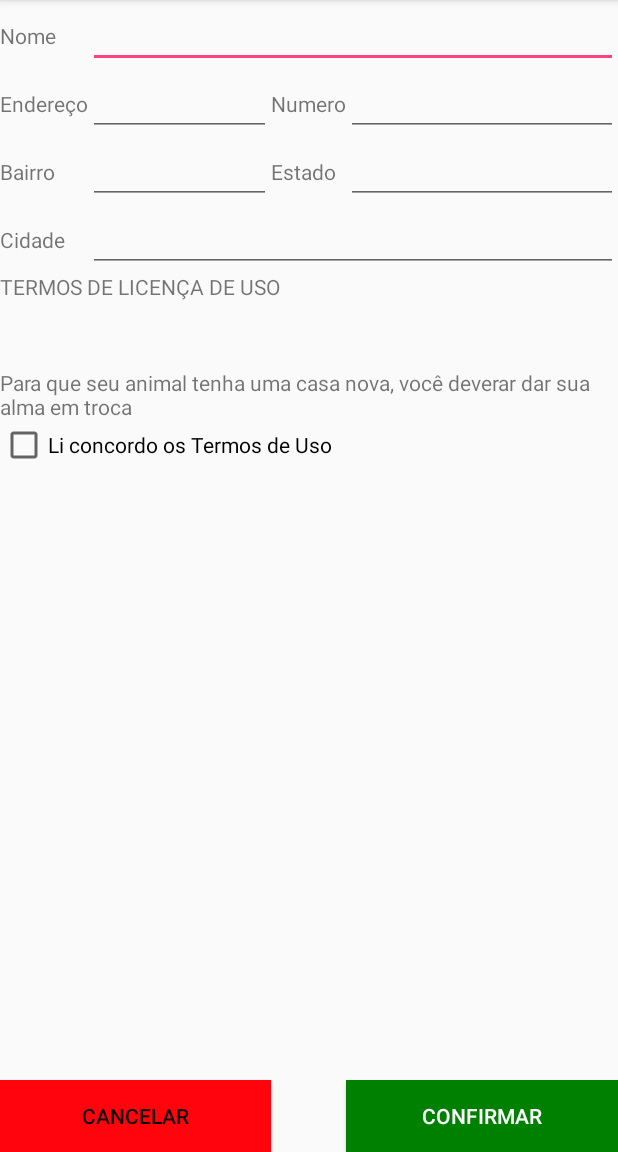
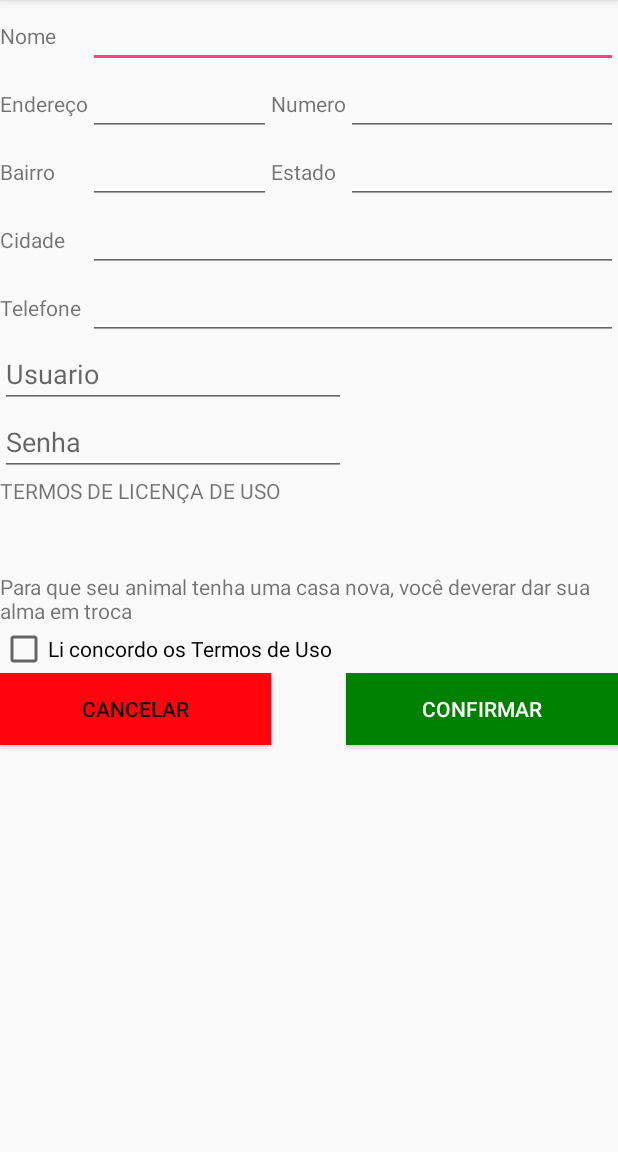
Before and after one commit to guilhermebreed/AdoteUmPet, an Android app: the PessoaCadastroEditarActivity screen opened directly, with no data from a screen before it, on a phone screen of 412 x 824 dp, the part 84-1236 px from its top. Run offline under Robolectric (Android 15) with nearby library versions, the phone set to English and light mode, and no system bars.

Commit message:
*Normalização de codigos **Todas as tabelas. *Inclusão **IPessoaApi.class **PessoaApi.class

```diff
--- a/app/src/main/java/com/example/italo/adoteumpet/ui/PessoaCadastroEditarActivity.java
+++ /dev/null
@@ -1,39 +0,0 @@
-package com.example.italo.adoteumpet.ui;
-
-import android.support.v7.app.AppCompatActivity;
-import android.os.Bundle;
-import android.widget.Button;
-import android.widget.EditText;
-
-import com.example.italo.adoteumpet.R;
-
-//Comentário inútil
-public class PessoaCadastroEditarActivity extends AppCompatActivity {
-
-    private EditText nomePessoa;
-    private  EditText endereco;
-    private EditText numero;
-    private EditText bairro;
-    private EditText estado;
-    private EditText cidade;
-    private Button confirmar;
-    private  Button cancelar;
-
-    @Override
-    protected void onCreate(Bundle savedInstanceState) {
-        super.onCreate(savedInstanceState);
-        setContentView(R.layout.activity_pessoa_cadastrar_editar);
-
-        nomePessoa = (EditText) findViewById(R.id.pessoa_cadastrarEditar);
-        endereco = (EditText) findViewById(R.id.cad_pessoa_endereco);
-        numero = (EditText) findViewById(R.id.cad_pessoa_endereco_numero);
-        bairro = (EditText) findViewById(R.id.cad_pessoa_bairro);
-        estado = (EditText) findViewById(R.id.cad_pessoa_estado);
-        cidade = (EditText) findViewById(R.id.cad_pessoa_cidade);
-
-        confirmar = (Button) findViewById(R.id.btnCadastrar);
-        cancelar = (Button) findViewById(R.id.btnCancelar);
-    }
-
-
-}
--- a/app/src/main/java/com/example/italo/adoteumpet/ui/ControladorAnimal.java
+++ b/app/src/main/java/com/example/italo/adoteumpet/ui/controller/ControladorAnimal.java
@@ -1,10 +1,10 @@
-package com.example.italo.adoteumpet.ui;
+package com.example.italo.adoteumpet.ui.controller;
 
 import android.util.Log;
-import android.widget.Adapter;
 
-import com.example.italo.adoteumpet.data.model.Animal;
 import com.example.italo.adoteumpet.data.model.AnimalApi;
+import com.example.italo.adoteumpet.ui.view.MainActivity;
+import com.example.italo.adoteumpet.ui.interfaces.api.IAnimalApi;
 
 import java.util.ArrayList;
 import java.util.List;
--- /dev/null
+++ b/app/src/main/java/com/example/italo/adoteumpet/ui/interfaces/api/ApiConection.java
@@ -0,0 +1,9 @@
+package com.example.italo.adoteumpet.ui.interfaces.api;
+
+/**
+ * Created by Italo on 20/11/2016.
+ */
+
+public abstract interface ApiConection {
+    final String API_LOCATION = "http://35.163.80.15:3000/api/";
+}
--- /dev/null
+++ b/app/src/main/java/com/example/italo/adoteumpet/ui/interfaces/api/IPessoaApi.java
@@ -0,0 +1,29 @@
+package com.example.italo.adoteumpet.ui.interfaces.api;
+
+import com.example.italo.adoteumpet.data.model.AnimalApi;
+import com.example.italo.adoteumpet.data.model.PessoaApi;
+
+import java.util.List;
+
+import retrofit2.Call;
+import retrofit2.http.Body;
+import retrofit2.http.DELETE;
+import retrofit2.http.GET;
+import retrofit2.http.POST;
+import retrofit2.http.Path;
+
+/**
+ * Created by Italo on 20/11/2016.
+ */
+
+public interface IPessoaApi extends ApiConection{
+    @GET("Pessoa")
+    Call<List<PessoaApi>> getPessoa();
+
+    @POST("Pessoa")
+    Call<PessoaApi> postPessoa(@Body PessoaApi pessoaApi); //@Body: Todos os parâmetro da Pessoa
+
+    @DELETE("Pessoa/{id}")
+    Call<PessoaApi> deletePessoa(@Path("id") String id);
+
+}
--- a/app/src/main/java/com/example/italo/adoteumpet/ui/AnimalEditarActivity.java
+++ b/app/src/main/java/com/example/italo/adoteumpet/ui/view/AnimalEditarActivity.java
@@ -1,4 +1,4 @@
-package com.example.italo.adoteumpet.ui;
+package com.example.italo.adoteumpet.ui.view;
 
 import android.content.ActivityNotFoundException;
 import android.content.Intent;
@@ -11,8 +11,9 @@ import android.widget.Button;
 import android.widget.EditText;
 
 import com.example.italo.adoteumpet.R;
-import com.example.italo.adoteumpet.data.model.Animal;
 import com.example.italo.adoteumpet.data.model.AnimalApi;
+import com.example.italo.adoteumpet.ui.controller.ControladorAnimal;
+import com.example.italo.adoteumpet.ui.interfaces.api.IAnimalApi;
 
 import retrofit2.Call;
 import retrofit2.Callback;
--- /dev/null
+++ b/app/src/main/java/com/example/italo/adoteumpet/ui/view/PessoaCadastroEditarActivity.java
@@ -0,0 +1,128 @@
+package com.example.italo.adoteumpet.ui.view;
+
+import android.content.Intent;
+import android.support.v7.app.AppCompatActivity;
+import android.os.Bundle;
+import android.util.Log;
+import android.view.View;
+import android.widget.Button;
+import android.widget.EditText;
+import android.widget.Toast;
+
+import com.example.italo.adoteumpet.R;
+import com.example.italo.adoteumpet.data.model.PessoaApi;
+import com.example.italo.adoteumpet.ui.interfaces.api.IPessoaApi;
+
+import java.text.NumberFormat;
+
+import retrofit2.Call;
+import retrofit2.Callback;
+import retrofit2.Response;
+import retrofit2.Retrofit;
+import retrofit2.converter.gson.GsonConverterFactory;
+
+//Comentário inútil
+public class PessoaCadastroEditarActivity extends AppCompatActivity {
+
+    private EditText txtNomePessoa;
+    private EditText txtEndereco;
+    private EditText txtNumero;
+    private EditText txtBairro;
+    private EditText txtEstado;
+    private EditText txtCidade;
+    private EditText txtContato;
+    private EditText txtUsuario;
+    private EditText txtSenha;
+
+    private Button btnConfirmar;
+    private  Button btnCancelar;
+
+    @Override
+    protected void onCreate(Bundle savedInstanceState) {
+        super.onCreate(savedInstanceState);
+        setContentView(R.layout.activity_pessoa_cadastrar_editar);
+
+        txtNomePessoa = (EditText) findViewById(R.id.pessoa_cadastrarEditar);
+        txtEndereco = (EditText) findViewById(R.id.cad_pessoa_endereco);
+        txtNumero = (EditText) findViewById(R.id.cad_pessoa_endereco_numero);
+        txtBairro = (EditText) findViewById(R.id.cad_pessoa_bairro);
+        txtEstado = (EditText) findViewById(R.id.cad_pessoa_estado);
+        txtCidade = (EditText) findViewById(R.id.cad_pessoa_cidade);
+        txtContato = (EditText) findViewById(R.id.cad_pessoa_contato);
+        txtUsuario = (EditText) findViewById(R.id.cad_pessoa_usuario);
+        txtSenha = (EditText) findViewById(R.id.cad_pessoa_senha);
+
+        btnConfirmar = (Button) findViewById(R.id.btnCadastrar);
+        btnCancelar = (Button) findViewById(R.id.btnCancelar);
+
+        btnConfirmar.setOnClickListener(new View.OnClickListener(){
+            @Override
+            public void onClick(View v){
+                //Rest Adapte
+                if(montarEndereco() != null && verificarTelefone()) {
+                    Retrofit retrofit = new Retrofit.Builder()
+                            .baseUrl(IPessoaApi.API_LOCATION)
+                            .addConverterFactory(GsonConverterFactory.create())
+                            .build();
+
+                    IPessoaApi service = retrofit.create(IPessoaApi.class);
+
+                    PessoaApi pessoa = new PessoaApi();
+                    pessoa.setNomePessoa(txtNomePessoa.getText().toString());
+                    pessoa.setEndereco(montarEndereco());
+                    pessoa.setContato(txtContato.getText().toString());
+                    //falta usuário e senha depois eu arrumo
+                    pessoa.setUsuario(txtUsuario.getText().toString());
+                    pessoa.setSenha(txtSenha.getText().toString());
+
+                    Call<PessoaApi> pessoaPost = service.postPessoa(pessoa);
+                    pessoaPost.enqueue(new Callback<PessoaApi>() {
+                        @Override
+                        public void onResponse(Call<PessoaApi> call, Response<PessoaApi> response) {
+                            int statusCode = response.code();
+
+                            PessoaApi pessoaApi = response.body();
+                            Log.d("Salvar Pessoa", "pessoa salvo" + statusCode);
+
+                            Intent in = new Intent();
+                            setResult(1, in);//Here I am Setting the Requestcode 1, you can put according to your requirement
+                            finish();
+                        }
+
+                        @Override
+                        public void onFailure(Call<PessoaApi> call, Throwable t) {
+                            Log.d("Salvar Pessoa", "Erro: " + t.getMessage());
+                        }
+                    });
+                }else{
+                }
+            }
+        });
+    }
+
+    private String montarEndereco(){
+        String enderecoMontado = null;
+
+        try {
+            enderecoMontado = txtEndereco.getText().toString() + ", " + txtNumero.getText().toString();
+        }catch (NumberFormatException nbex){
+            Toast.makeText(this,"Digite um valor numerico no campo Numero",Toast.LENGTH_SHORT);
+        }catch (Exception ex){
+            Toast.makeText(this,"Erro: "+ex.getMessage(),Toast.LENGTH_SHORT);
+        }
+        return enderecoMontado;
+    }
+
+    private boolean verificarTelefone(){
+        try{
+            Long.valueOf(txtContato.getText().toString().trim());
+        }catch(NumberFormatException nbex){
+            Toast.makeText(this,"Em contato digite apenas numeros sem espaços",Toast.LENGTH_SHORT);
+            return false;
+        }catch(Exception ex){
+            Toast.makeText(this,"Erro: "+ex.getMessage(),Toast.LENGTH_SHORT);
+            return false;
+        }
+        return true;
+    }
+}
--- a/app/src/main/res/layout/activity_animal.xml
+++ b/app/src/main/res/layout/activity_animal.xml
@@ -8,6 +8,6 @@
     android:paddingLeft="@dimen/activity_horizontal_margin"
     android:paddingRight="@dimen/activity_horizontal_margin"
     android:paddingTop="@dimen/activity_vertical_margin"
-    tools:context="com.example.italo.adoteumpet.ui.AnimalActivity">
+    tools:context="com.example.italo.adoteumpet.ui.view.AnimalActivity">
 
 </RelativeLayout>
--- a/app/src/main/res/layout/activity_pessoa_cadastrar_editar.xml
+++ b/app/src/main/res/layout/activity_pessoa_cadastrar_editar.xml
@@ -4,7 +4,7 @@
     android:layout_width="fill_parent"
     android:layout_height="fill_parent"
     android:columnCount="4"
-    android:rowCount="8">
+    android:rowCount="10">
         <TextView
             android:layout_width="wrap_content"
             android:layout_height="wrap_content"
@@ -95,6 +95,45 @@
             android:layout_row="3"
             android:layout_columnSpan="3"
             android:layout_columnWeight="1"/>
+        <TextView
+            android:layout_width="wrap_content"
+            android:layout_height="wrap_content"
+            android:text="Telefone"
+            android:layout_column="0"
+            android:layout_row="4"
+            />
+        <EditText
+            android:id="@+id/cad_pessoa_contato"
+            android:layout_width="wrap_content"
+            android:layout_height="wrap_content"
+            android:layout_column="1"
+            android:layout_row="4"
+            android:layout_columnSpan="3"
+            android:layout_columnWeight="1"/>
+
+        <EditText
+            android:id="@+id/cad_pessoa_usuario"
+            android:layout_width="wrap_content"
+            android:layout_height="wrap_content"
+            android:layout_column="0"
+            android:layout_row="5"
+            android:layout_columnSpan="3"
+            android:layout_columnWeight="1"
+            android:inputType="text"
+            android:hint="Usuario"
+            android:maxLines="1" />
+
+        <EditText
+            android:id="@+id/cad_pessoa_senha"
+            android:layout_width="wrap_content"
+            android:layout_height="wrap_content"
+            android:layout_column="0"
+            android:layout_row="6"
+            android:layout_columnSpan="3"
+            android:layout_columnWeight="1"
+            android:inputType="textPassword"
+            android:hint="Senha"
+            android:maxLines="1"/>
 
         <TextView
             android:layout_width="wrap_content"
@@ -102,7 +141,7 @@
             android:text="TERMOS DE LICENÇA DE USO\n\n\n\nPara que seu animal tenha uma casa nova, você deverar dar sua alma em troca "
             android:layout_column="0"
             android:layout_columnSpan="4"
-            android:layout_row="4"
+            android:layout_row="7"
             />
 
         <CheckBox
@@ -110,7 +149,7 @@
             android:layout_width="wrap_content"
             android:layout_height="wrap_content"
             android:layout_column="0"
-            android:layout_row="5"
+            android:layout_row="8"
             android:layout_columnSpan="4"
             android:text="Li concordo os Termos de Uso"/>
         <Button
@@ -119,7 +158,7 @@
             android:layout_height="wrap_content"
             android:background="#008000"
             android:textColor="#ffffff"
-            android:layout_row="7"
+            android:layout_row="9"
             android:layout_column="3"
             android:layout_columnWeight="1"
             android:text="Confirmar"/>
@@ -129,7 +168,7 @@
             android:layout_height="wrap_content"
             android:background="#ff040c"
             android:textColor="#080808"
-            android:layout_row="7"
+            android:layout_row="9"
             android:layout_column="0"
             android:layout_columnSpan="2"
             android:layout_columnWeight="1"
```
Also changed, not shown: app/src/main/AndroidManifest.xml (+4 -4 lines), app/src/main/java/com/example/italo/adoteumpet/data/model/Pessoa.java (deleted, +0 -49 lines), app/src/main/java/com/example/italo/adoteumpet/data/model/PessoaApi.java (added, +95 -0 lines), app/src/main/java/com/example/italo/adoteumpet/ui/PessoaCadastroEditar.java (deleted, +0 -16 lines), app/src/main/java/com/example/italo/adoteumpet/ui/controller/PessoaController.java (added, +23 -0 lines), app/src/main/java/com/example/italo/adoteumpet/ui/interfaces/api/IAnimalApi.java (renamed from app/src/main/java/com/example/italo/adoteumpet/ui/IAnimalApi.java, +3 -4 lines), app/src/main/java/com/example/italo/adoteumpet/ui/view/AnimalActivity.java (renamed from app/src/main/java/com/example/italo/adoteumpet/ui/AnimalActivity.java, +3 -4 lines), app/src/main/java/com/example/italo/adoteumpet/ui/view/MainActivity.java (renamed from app/src/main/java/com/example/italo/adoteumpet/ui/MainActivity.java, +5 -10 lines), app/src/main/res/layout/activity_login.xml (added, +50 -0 lines).
